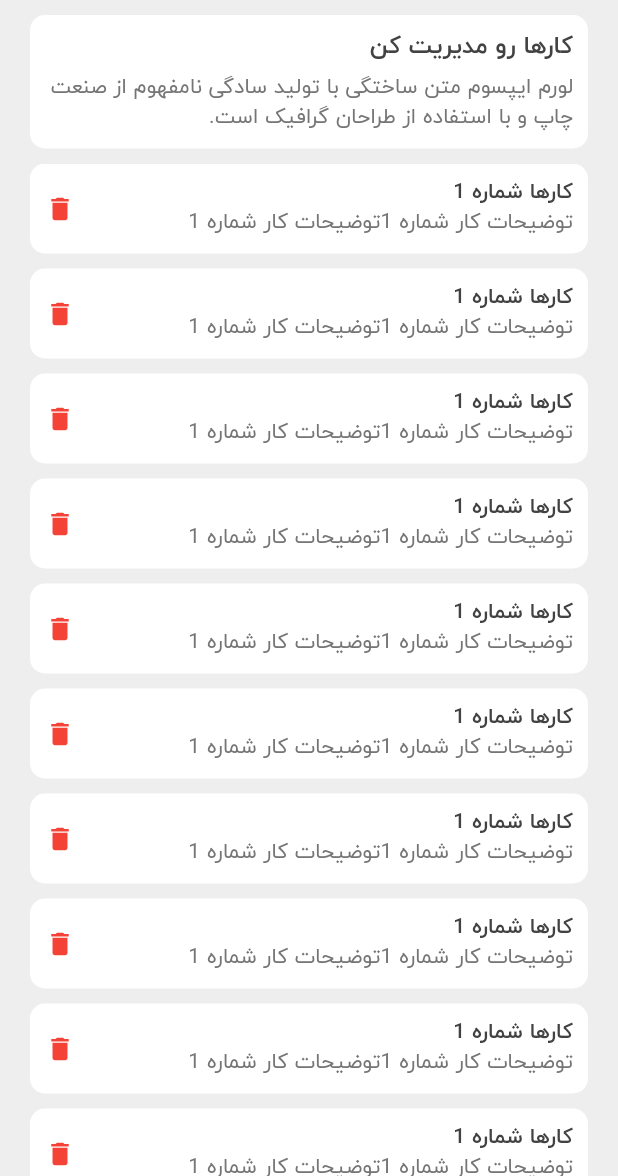
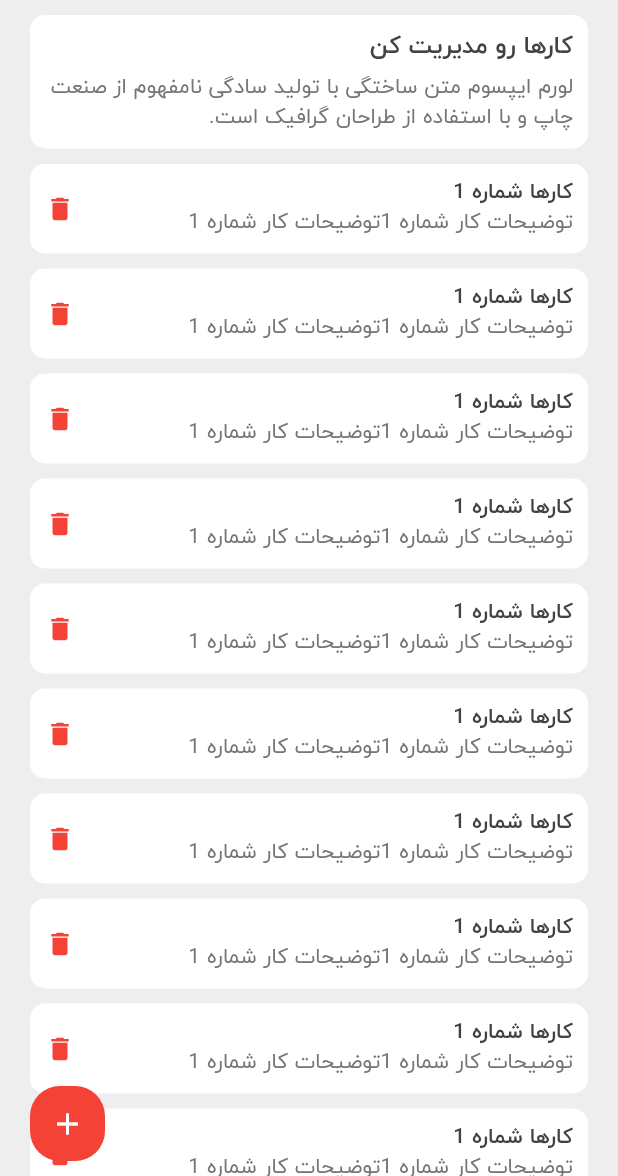
Before and after one commit to mehrdad03/todoapp, a Flutter app: the screen it shows after launch, on a phone screen of 412 x 824 dp, the part 60-1236 px from its top. Run offline on Flutter 3.47's test engine with Material 2 defaults, Android fonts, the phone set to English and light mode, and no system bars.

Commit message:
add floating button into homeScreen.dart

```diff
--- a/lib/screens/homeScreen.dart
+++ b/lib/screens/homeScreen.dart
@@ -21,7 +21,9 @@ class HomeScreenState extends State<HomeScreen> {
                 left: 20,
                 right: 20,
               ),
-              child: Column(
+              child: Stack(
+                children: [
+                  Column(
                     children: [
                       Row(
                         mainAxisAlignment: MainAxisAlignment.spaceBetween,
@@ -100,7 +102,26 @@ class HomeScreenState extends State<HomeScreen> {
                                     ],
                                   ),
                                 );
-                          }))
+                              })),
+                    ],
+                  ),
+                  Positioned(
+                      bottom: 10,
+                      left: 0,
+                      child: Container(
+                        width: 50,
+                        height: 50,
+                        decoration: BoxDecoration(
+                          borderRadius: BorderRadius.circular(20),
+                          color: Colors.red,
+                        ),
+                        child: const Icon(
+                            Icons.add,
+                        color: Colors.white,
+                        ),
+                      )
+
+                  )
                 ],
               ),
             ),
```
Lines whose indentation alone changed are shown as unchanged.
